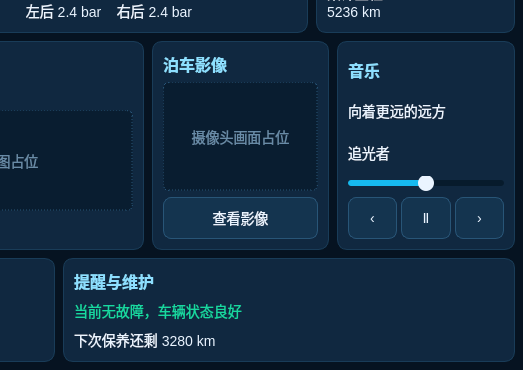
Before: the Qt Designer form src/ui/main_window.ui in tfghcjdk/win-lin-Qt-, drawn with Qt 5; both pictures show x 501 to 1024 and y 230 to 600 of the 1024 by 600 pixel window.
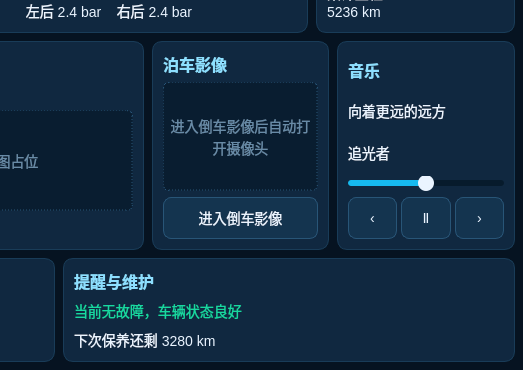
After: the same form once the commit is applied. Icons and pictures are not drawn.

What changed in the file:
```diff
--- a/src/ui/main_window.ui
+++ b/src/ui/main_window.ui
@@ -925,7 +925,7 @@
                   <string>background-color: #091D30; color: #688BA7; border: 1px dashed #285577; border-radius: 6px;</string>
                  </property>
                  <property name="text">
-                  <string>摄像头画面占位</string>
+                  <string>进入倒车影像后自动打开摄像头</string>
                  </property>
                  <property name="alignment">
                   <set>Qt::AlignCenter</set>
@@ -938,7 +938,7 @@
                <item>
                 <widget class="QPushButton" name="btnOpenCamera">
                  <property name="text">
-                  <string>查看影像</string>
+                  <string>进入倒车影像</string>
                  </property>
                 </widget>
                </item>
```
